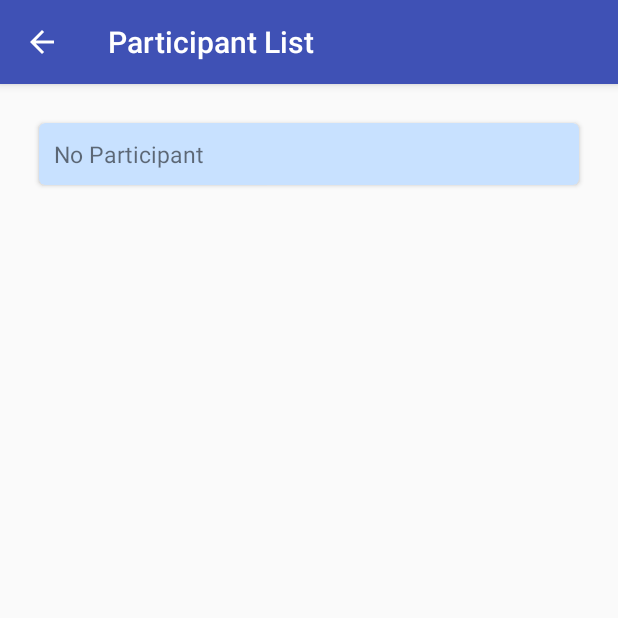
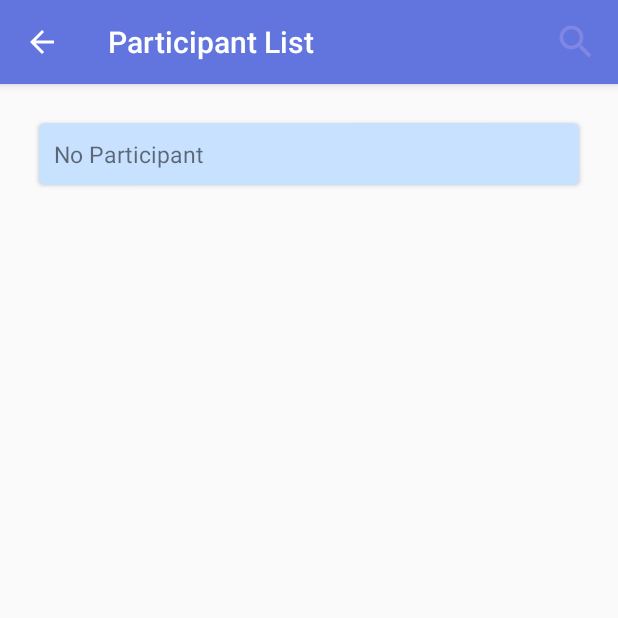
Before and after one commit to touhid1010/QR-Code-Security-Scanner, an Android app: the screen it shows after launch (ParticipantList), after a tap on "PARTICIPANT LIST", on a phone screen of 412 x 824 dp, the top half of it. Run offline under Robolectric (Android 15) with nearby library versions, the phone set to English and light mode, and no system bars; libraries missing offline, so code that uses them is left out: com.google.android.gms; 3 statements that could not run were skipped.

Commit message:
search added

```diff
--- a/app/src/main/java/com/netizenbd/netichecker/MainActivity.java
+++ b/app/src/main/java/com/netizenbd/netichecker/MainActivity.java
@@ -1,10 +1,14 @@
 package com.netizenbd.netichecker;
 
+import android.app.SearchManager;
+import android.content.Context;
 import android.content.Intent;
 import android.content.pm.PackageManager;
+import android.database.Cursor;
 import android.os.Bundle;
 import android.support.v4.app.ActivityCompat;
 import android.support.v7.app.AppCompatActivity;
+import android.support.v7.widget.SearchView;
 import android.util.Log;
 import android.util.SparseArray;
 import android.view.SurfaceHolder;
@@ -38,6 +42,7 @@ public class MainActivity extends AppCompatActivity implements View.OnClickListe
     TextView textView_showInfo;
     Button button_submit, button_eventManage;
     MyDbHelper myDbHelper;
+    DataService dataService;
 
     BarcodeDetector barcodeDetector;
     CameraSource cameraSource;
@@ -73,8 +78,6 @@ public class MainActivity extends AppCompatActivity implements View.OnClickListe
         button_submit.setOnClickListener(this);
         button_eventManage.setOnClickListener(this);
 
-        myDbHelper = new MyDbHelper(this);
-
         barcodeDetector =
                 new BarcodeDetector.Builder(this)
                         .setBarcodeFormats(Barcode.QR_CODE)
@@ -82,7 +85,7 @@ public class MainActivity extends AppCompatActivity implements View.OnClickListe
 
         cameraSource = new CameraSource
                 .Builder(this, barcodeDetector)
-                .setRequestedPreviewSize(400, 400)
+                .setRequestedPreviewSize(480, 600)
                 .build();
 
         cameraView.getHolder().addCallback(new SurfaceHolder.Callback() {
@@ -121,7 +124,6 @@ public class MainActivity extends AppCompatActivity implements View.OnClickListe
             public void release() {
 
             }
-
 
             @Override
             public void receiveDetections(Detector.Detections<Barcode> detections) {
@@ -177,6 +179,7 @@ public class MainActivity extends AppCompatActivity implements View.OnClickListe
     public boolean onCreateOptionsMenu(Menu menu) {
         // Inflate the menu; this adds items to the action bar if it is present.
         getMenuInflater().inflate(R.menu.menu_main, menu);
+
         return true;
     }
 
@@ -188,9 +191,9 @@ public class MainActivity extends AppCompatActivity implements View.OnClickListe
         int id = item.getItemId();
 
         //noinspection SimplifiableIfStatement
-        if (id == R.id.action_settings) {
-            return true;
-        }
+//        if (id == R.id.action_settings) {
+//            return true;
+//        }
 
         return super.onOptionsItemSelected(item);
     }
@@ -240,7 +243,7 @@ public class MainActivity extends AppCompatActivity implements View.OnClickListe
             participantPhone = json.getString("phone");
             participantArea = json.getString("area");
 
-            dataService = new DataService().insertData(MainActivity.this, new DataEntity(
+            dataService = new DataService(MainActivity.this).insertData(MainActivity.this, new DataEntity(
                     eventID,
                     eventName,
                     participantID,
--- a/app/src/main/java/com/netizenbd/netichecker/ParticipantList.java
+++ b/app/src/main/java/com/netizenbd/netichecker/ParticipantList.java
@@ -3,11 +3,15 @@ package com.netizenbd.netichecker;
 import android.app.ActionBar;
 import android.content.Intent;
 import android.os.Bundle;
+import android.support.v4.view.MenuItemCompat;
 import android.support.v7.app.AppCompatActivity;
 import android.support.v7.widget.CardView;
 import android.support.v7.widget.LinearLayoutManager;
 import android.support.v7.widget.RecyclerView;
+import android.support.v7.widget.SearchView;
 import android.support.v7.widget.Toolbar;
+import android.util.Log;
+import android.view.Menu;
 import android.view.MenuItem;
 import android.widget.TextView;
 
@@ -15,9 +19,10 @@ import com.netizenbd.netichecker.adapter.MyAdapter;
 import com.netizenbd.netichecker.sqlitedatabase.DataEntity;
 import com.netizenbd.netichecker.sqlitedatabase.DataService;
 
+import java.util.ArrayList;
 import java.util.List;
 
-public class ParticipantList extends AppCompatActivity {
+public class ParticipantList extends AppCompatActivity implements SearchView.OnQueryTextListener {
 
     TextView textView_amount;
     RecyclerView recyclerView_participant_list;
@@ -35,16 +40,10 @@ public class ParticipantList extends AppCompatActivity {
         getSupportActionBar().setDisplayHomeAsUpEnabled(true);
         getSupportActionBar().setTitle("Participant List");
 
-//        ActionBar ab = getActionBar();
-//        ab.setHomeButtonEnabled(true);
-//        ab.setDisplayHomeAsUpEnabled(true);
-//        ab.setTitle(R.string.app_name);
-//        ab.show();
-
         textView_amount = (TextView) findViewById(R.id.textView_amount);
 
-        DataService dataService = new DataService();
-        List<DataEntity> dataEntityList = dataService.getDataEntityList(this);
+        DataService dataService = new DataService(this);
+        dataEntityList = dataService.getDataEntityList(this);
         if (dataEntityList.size() > 0) {
             textView_amount.setText("Total Participant: " + dataEntityList.size());
         } else {
@@ -65,6 +64,36 @@ public class ParticipantList extends AppCompatActivity {
 
     } // end of onCreate
 
+    @Override
+    public boolean onCreateOptionsMenu(Menu menu) {
+        // Inflate the menu; this adds items to the action bar if it is present.
+        getMenuInflater().inflate(R.menu.menu_main, menu);
+
+        /**
+         * For search
+         */
+        final MenuItem item = menu.findItem(R.id.actionSearch);
+        final SearchView searchView = (SearchView) MenuItemCompat.getActionView(item);
+        searchView.setOnQueryTextListener(this);
+
+        MenuItemCompat.setOnActionExpandListener(item,
+                new MenuItemCompat.OnActionExpandListener() {
+                    @Override
+                    public boolean onMenuItemActionCollapse(MenuItem item) {
+                        // Do something when collapsed
+                        myAdapter.setFilter(dataEntityList);
+                        return true; // Return true to collapse action view
+                    }
+
+                    @Override
+                    public boolean onMenuItemActionExpand(MenuItem item) {
+                        // Do something when expanded
+                        return true; // Return true to expand action view
+                    }
+                });
+
+        return true;
+    }
 
     @Override
     public boolean onOptionsItemSelected(MenuItem menuItem) {
@@ -75,4 +104,37 @@ public class ParticipantList extends AppCompatActivity {
         return (super.onOptionsItemSelected(menuItem));
     }
 
+    /**
+     * onQueryTextSubmit() and onQueryTextChange()
+     * For implementation of SearchView.OnQueryTextListener
+     *
+     * @param query
+     * @return
+     */
+    @Override
+    public boolean onQueryTextSubmit(String query) {
+        return false;
+    }
+
+    @Override
+    public boolean onQueryTextChange(String newText) {
+        final List<DataEntity> filteredModelList = filter(dataEntityList, newText);
+
+        myAdapter.setFilter(filteredModelList);
+        Log.d("touhid Changed", "onQueryTextChange: ");
+        return true;
+    }
+
+    private List<DataEntity> filter(List<DataEntity> dataEntities, String query) {
+        query = query.toLowerCase();
+        final List<DataEntity> filteredModelList = new ArrayList<>();
+        for (DataEntity model : dataEntities) {
+            final String text = model.getName().toLowerCase();
+            if (text.contains(query)) {
+                filteredModelList.add(model);
+            }
+        }
+        return filteredModelList;
+    }
+
 }
--- a/app/src/main/java/com/netizenbd/netichecker/sqlitedatabase/DataEntity.java
+++ b/app/src/main/java/com/netizenbd/netichecker/sqlitedatabase/DataEntity.java
@@ -16,6 +16,10 @@ public class DataEntity {
     private String phone;
     private String area;
     private Date dateTime;
+
+    public DataEntity() {
+
+    }
 
     public DataEntity(String eventID, String eventName, String participateID, String name, String phone, String area) {
         this.eventID = eventID;
--- a/app/src/main/java/com/netizenbd/netichecker/sqlitedatabase/DataService.java
+++ b/app/src/main/java/com/netizenbd/netichecker/sqlitedatabase/DataService.java
@@ -29,6 +29,11 @@ public class DataService {
 
     private long insert;
 
+    private Context context;
+
+    public DataService(Context context) {
+        this.context = context;
+    }
 
     public boolean insertData(Context context, DataEntity dataEntity) {
         try {
@@ -113,4 +118,8 @@ public class DataService {
         // Returning labels
         return dataEntityList;
     }
+
+
+
+
 }
--- a/app/src/main/res/menu/menu_main.xml
+++ b/app/src/main/res/menu/menu_main.xml
@@ -2,9 +2,18 @@
     xmlns:app="http://schemas.android.com/apk/res-auto"
     xmlns:tools="http://schemas.android.com/tools"
     tools:context="com.netizenbd.netichecker.MainActivity">
+    <!--<item-->
+        <!--android:id="@+id/action_settings"-->
+        <!--android:orderInCategory="100"-->
+        <!--android:title="@string/action_settings"-->
+        <!--app:showAsAction="never" />-->
+
     <item
-        android:id="@+id/action_settings"
-        android:orderInCategory="100"
-        android:title="@string/action_settings"
-        app:showAsAction="never" />
+        android:id="@+id/actionSearch"
+        android:title="@string/app_name"
+        android:hint="Search..."
+        android:icon="@drawable/ic_action_search"
+        app:showAsAction="collapseActionView|ifRoom"
+        app:actionViewClass="android.support.v7.widget.SearchView"/>
+
 </menu>
--- a/app/src/main/res/values/colors.xml
+++ b/app/src/main/res/values/colors.xml
@@ -1,6 +1,6 @@
 <?xml version="1.0" encoding="utf-8"?>
 <resources>
-    <color name="colorPrimary">#3F51B5</color>
+    <color name="colorPrimary">#6275df</color>
     <color name="colorPrimaryDark">#303F9F</color>
     <color name="colorAccent">#FF4081</color>
 </resources>
--- /dev/null
+++ b/app/src/main/res/xml/searchable.xml
@@ -0,0 +1,5 @@
+<?xml version="1.0" encoding="utf-8"?>
+<searchable xmlns:android="http://schemas.android.com/apk/res/android"
+    android:label="@string/app_name"
+    android:hint="Search..." >
+</searchable>
```
Also changed, not shown: app/src/main/AndroidManifest.xml (+7 -1 lines), app/src/main/java/com/netizenbd/netichecker/adapter/MyAdapter.java (+13 -0 lines), app/src/main/res/drawable-hdpi/ic_action_search.png (added), app/src/main/res/drawable-mdpi/ic_action_search.png (added), app/src/main/res/drawable-xhdpi/ic_action_search.png (added), app/src/main/res/drawable-xxhdpi/ic_action_search.png (added).
